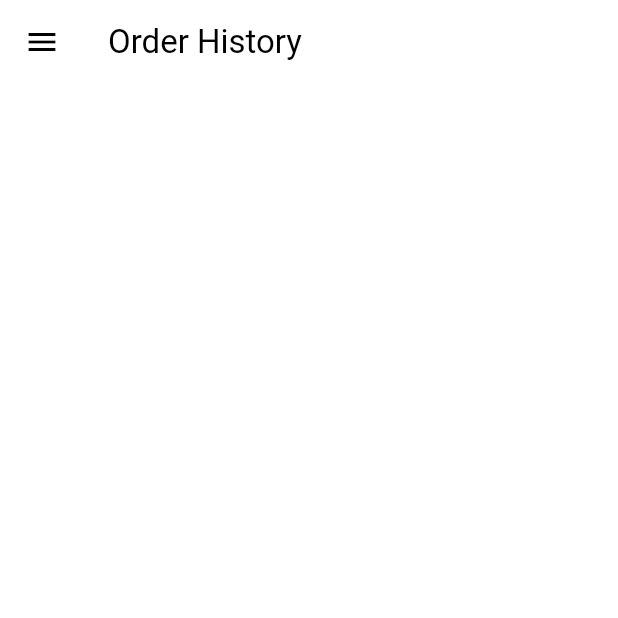
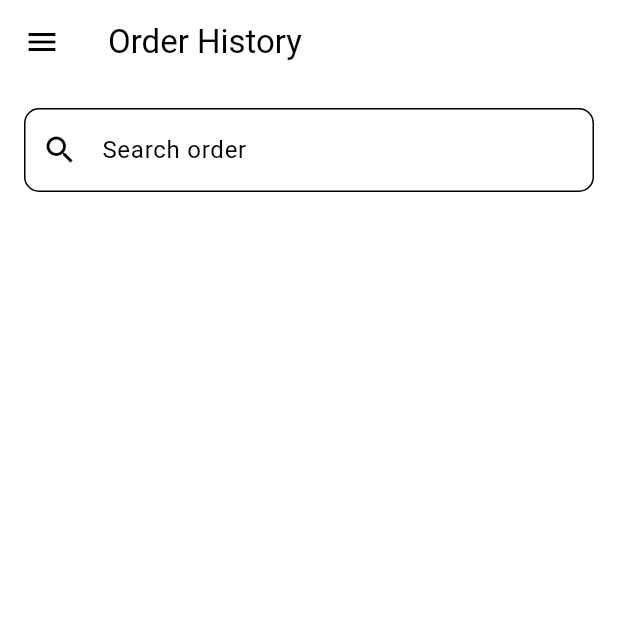
Before and after one commit to strik73/uasppb_2021130007, a Flutter app: the AdminHistoryPage screen opened directly, on a phone screen of 412 x 824 dp, the top half of it. Run offline on Flutter 3.47's test engine with Material 3 defaults, Android fonts, the phone set to English and light mode, and no system bars; our stand-ins replace cloud_firestore, firebase_auth, firebase_core; accounts and stored records are empty.

Commit message:
Update admin page function

```diff
--- a/lib/pages/admin_history_page.dart
+++ b/lib/pages/admin_history_page.dart
@@ -3,15 +3,15 @@ import 'package:cloud_firestore/cloud_firestore.dart';
 import 'package:intl/intl.dart';
 import 'package:uasppb_2021130007/components/custom_admin_drawer.dart';
 
-class AdminHistoryPage extends StatelessWidget {
+class AdminHistoryPage extends StatefulWidget {
   const AdminHistoryPage({super.key});
 
-  void acceptOrder(String orderId) async {
-    await FirebaseFirestore.instance
-        .collection('orders')
-        .doc(orderId)
-        .update({'status': 'Approved'});
+  @override
+  State<AdminHistoryPage> createState() => _AdminHistoryPageState();
 }
+
+class _AdminHistoryPageState extends State<AdminHistoryPage> {
+  String searchQuery = '';
 
   @override
   Widget build(BuildContext context) {
@@ -20,7 +20,29 @@ class AdminHistoryPage extends StatelessWidget {
       appBar: AppBar(
         title: const Text('Order History'),
       ),
-      body: StreamBuilder<QuerySnapshot>(
+      body: Column(
+        children: [
+          Padding(
+            padding: const EdgeInsets.all(16.0),
+            child: TextField(
+              decoration: InputDecoration(
+                hintText: 'Search order',
+                prefixIcon: const Icon(Icons.search),
+                border: OutlineInputBorder(
+                  borderRadius: BorderRadius.circular(10),
+                ),
+                filled: true,
+                fillColor: Theme.of(context).colorScheme.surface,
+              ),
+              onChanged: (value) {
+                setState(() {
+                  searchQuery = value.toLowerCase();
+                });
+              },
+            ),
+          ),
+          Expanded(
+            child: StreamBuilder<QuerySnapshot>(
               stream: FirebaseFirestore.instance
                   .collection('orders')
                   .where('status', isNotEqualTo: 'Pending')
@@ -34,7 +56,15 @@ class AdminHistoryPage extends StatelessWidget {
                   return const Center(child: CircularProgressIndicator());
                 }
 
-          final orders = snapshot.data!.docs;
+                final orders = snapshot.data!.docs.where((doc) {
+                  final order = doc.data() as Map<String, dynamic>;
+                  final customerName =
+                      (order['customerName'] ?? '').toString().toLowerCase();
+                  final orderId = doc.id.toLowerCase();
+
+                  return customerName.contains(searchQuery) ||
+                      orderId.contains(searchQuery);
+                }).toList();
 
                 return ListView.builder(
                   padding: const EdgeInsets.all(16),
@@ -66,6 +96,8 @@ class AdminHistoryPage extends StatelessWidget {
                                     ? Colors.yellow.shade700
                                     : order['status'] == 'Rejected'
                                         ? Colors.red
+                                        : order['status'] == 'Completed'
+                                            ? Colors.green
                                             : Colors.grey.shade500,
                               ),
                             ),
@@ -77,6 +109,9 @@ class AdminHistoryPage extends StatelessWidget {
                 );
               },
             ),
+          ),
+        ],
+      ),
     );
   }
 }
```
Also changed, not shown: lib/components/custom_admin_drawer.dart (+7 -2 lines). Lines whose indentation alone changed are shown as unchanged.
